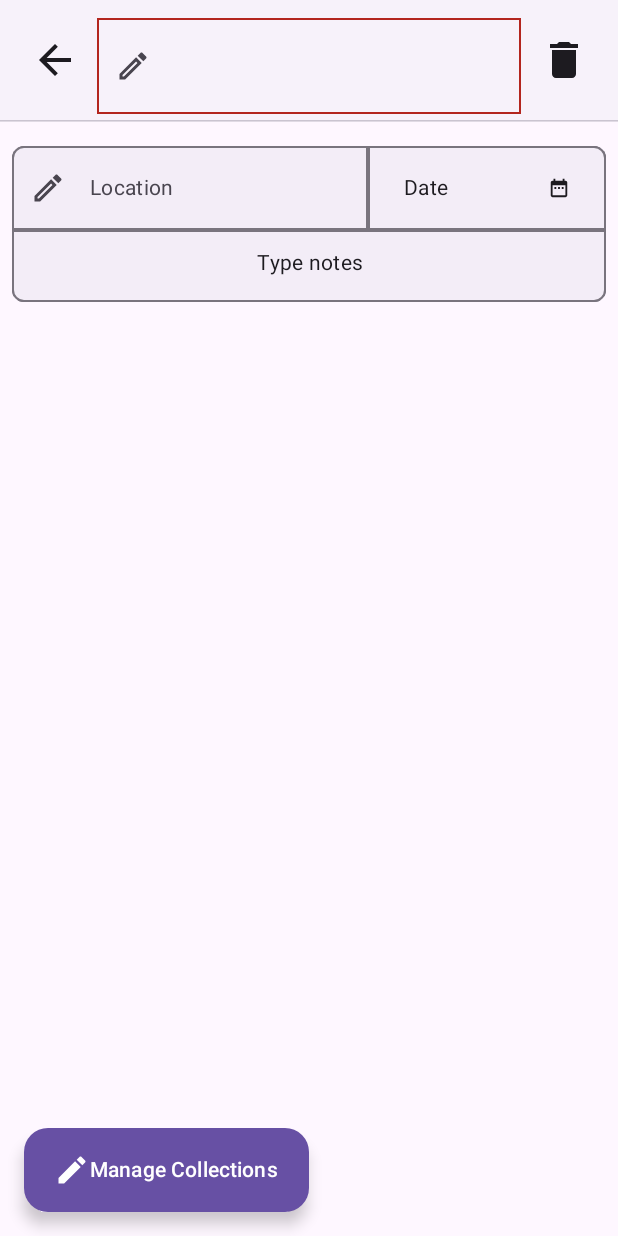
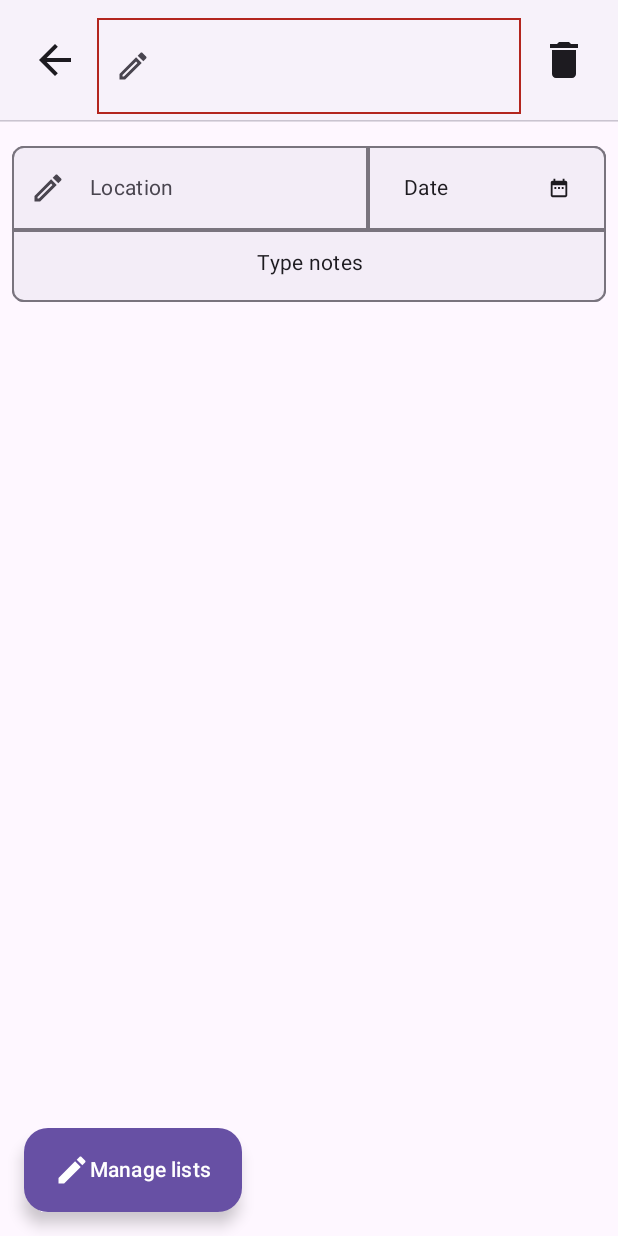
Before and after one commit to LuciaSochorova/PackAssist, an Android app built with Jetpack Compose: the @Preview function EventDetailsScreenPreview, on a phone screen of 412 x 824 dp. Run offline under Robolectric (Android 15) with nearby library versions, the phone set to English and light mode, and no system bars.

Commit message:
added automigration and changed some strings in screens

```diff
--- a/app/build.gradle.kts
+++ b/app/build.gradle.kts
@@ -20,6 +20,10 @@ android {
         testInstrumentationRunner = "androidx.test.runner.AndroidJUnitRunner"
         vectorDrawables {
             useSupportLibrary = true
+        }
+
+        ksp {
+            arg("room.schemaLocation", "$projectDir/schemas")
         }
     }
 
--- a/app/src/main/java/com/example/packassist/MainActivity.kt
+++ b/app/src/main/java/com/example/packassist/MainActivity.kt
@@ -16,7 +16,6 @@ class MainActivity : ComponentActivity() {
         super.onCreate(savedInstanceState)
         setContent {
             PackAssistTheme {
-                // A surface container using the 'background' color from the theme
                 Surface(
                     modifier = Modifier.fillMaxSize(),
                     color = MaterialTheme.colorScheme.background
--- a/app/src/main/java/com/example/packassist/ui/screens/events/EventCollectionsManagementScreen.kt
+++ b/app/src/main/java/com/example/packassist/ui/screens/events/EventCollectionsManagementScreen.kt
@@ -53,11 +53,13 @@ fun ManageEventCollectionsScreen(
                     contentDescription = stringResource(id = R.string.add_new_button_description)
                 )
 
-                Text(text = "Add collection", style = MaterialTheme.typography.titleSmall)
+                Text(text = stringResource(R.string.add_list), style = MaterialTheme.typography.titleSmall)
             }
         },
         topBar = {
-            Column(modifier = Modifier.fillMaxWidth().windowInsetsPadding(TopAppBarDefaults.windowInsets)) {
+            Column(modifier = Modifier
+                .fillMaxWidth()
+                .windowInsetsPadding(TopAppBarDefaults.windowInsets)) {
                 Row(
                     horizontalArrangement = Arrangement.Start,
                     verticalAlignment = Alignment.CenterVertically,
--- a/app/src/main/java/com/example/packassist/ui/screens/events/EventDetailsScreen.kt
+++ b/app/src/main/java/com/example/packassist/ui/screens/events/EventDetailsScreen.kt
@@ -115,7 +115,7 @@ fun EventDetailsScreen(
                 )
 
                 Text(
-                    text = stringResource(R.string.manage_collections),
+                    text = stringResource(R.string.manage_pack_lists),
                     style = MaterialTheme.typography.titleSmall
                 )
             }
--- a/app/src/main/res/values/strings.xml
+++ b/app/src/main/res/values/strings.xml
@@ -23,7 +23,7 @@
     <string name="save">Save</string>
     <string name="location">Location</string>
     <string name="date">Date</string>
-    <string name="manage_collections">Manage Collections</string>
+    <string name="manage_pack_lists">Manage lists</string>
     <string name="type_notes">Type notes</string>
     <string name="no_collections_found">No collections found to import</string>
     <string name="collection_validation_rules">Collection must have a name and at least one item</string>
@@ -34,4 +34,5 @@
     <string name="search">Search</string>
     <string name="search_collection">Search collection</string>
     <string name="search_event">Search event</string>
+    <string name="add_list">Add list</string>
 </resources>
--- a/build.gradle.kts
+++ b/build.gradle.kts
@@ -5,6 +5,4 @@
 plugins {
     alias(libs.plugins.androidApplication) apply false
     alias(libs.plugins.jetbrainsKotlinAndroid) apply false
-
-
 }
```
Also changed, not shown: app/src/main/java/com/example/packassist/data/AppDatabase.kt (+5 -2 lines), 2 other files.
